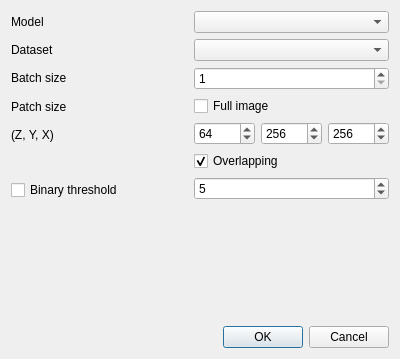
This is window_pred.ui in Cyril-Meyer/DeepSCEM as Qt 5 draws it before an edit. The edited form follows.
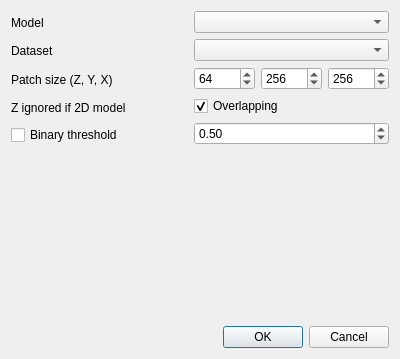
This is the edited form.

Commit message: update pred dialog, remove unused options

Patch:
```diff
--- a/window_pred.ui
+++ b/window_pred.ui
@@ -32,31 +32,17 @@
          </property>
         </widget>
        </item>
-       <item>
-        <widget class="QLabel" name="label_batch_size">
-         <property name="text">
-          <string>Batch size</string>
-         </property>
-        </widget>
-       </item>
        <item>
         <widget class="QLabel" name="label_patch_size_whole_slide">
          <property name="text">
-          <string>Patch size</string>
-         </property>
-        </widget>
-       </item>
-       <item>
-        <widget class="QLabel" name="label_patch_size">
-         <property name="text">
-          <string>(Z, Y, X)</string>
+          <string>Patch size (Z, Y, X)</string>
          </property>
         </widget>
        </item>
        <item>
         <widget class="QLabel" name="label_overlapping">
          <property name="text">
-          <string/>
+          <string>Z ignored if 2D model</string>
          </property>
         </widget>
        </item>
@@ -77,26 +63,6 @@
        <item>
         <widget class="QComboBox" name="comboBox_dataset"/>
        </item>
-       <item>
-        <widget class="QSpinBox" name="spinBox_batch_size">
-         <property name="minimum">
-          <number>1</number>
-         </property>
-         <property name="maximum">
-          <number>65535</number>
-         </property>
-         <property name="value">
-          <number>1</number>
-         </property>
-        </widget>
-       </item>
-       <item>
-        <widget class="QCheckBox" name="checkBox_full_image">
-         <property name="text">
-          <string>Full image</string>
-         </property>
-        </widget>
-       </item>
        <item>
         <layout class="QHBoxLayout" name="horizontalLayout_patch_size">
          <item>
@@ -151,15 +117,18 @@
         </widget>
        </item>
        <item>
-        <widget class="QSpinBox" name="spinBox_threshold">
+        <widget class="QDoubleSpinBox" name="doubleSpinBox_threshold">
          <property name="minimum">
-          <number>-100</number>
+          <double>-100.000000000000000</double>
          </property>
          <property name="maximum">
-          <number>100</number>
+          <double>100.000000000000000</double>
+         </property>
+         <property name="singleStep">
+          <double>0.100000000000000</double>
          </property>
          <property name="value">
-          <number>5</number>
+          <double>0.500000000000000</double>
          </property>
         </widget>
        </item>
```
Left out of the diff: 8 changed lines with no effect on the pictures. The commit also changes 1 other file.
